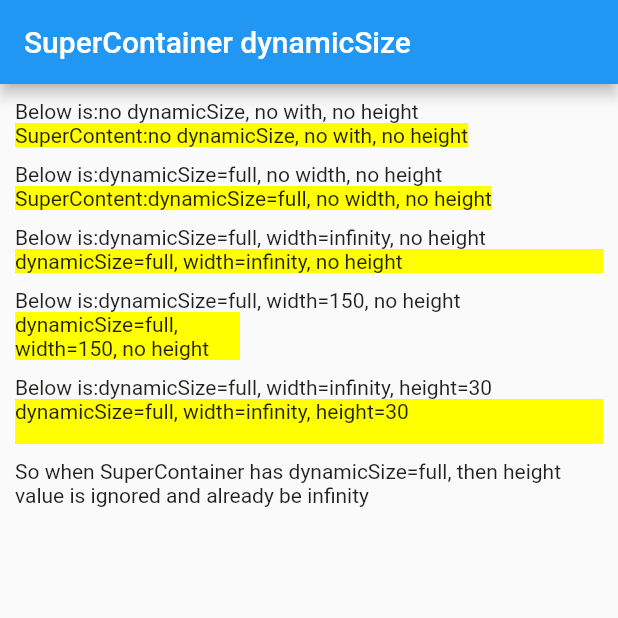
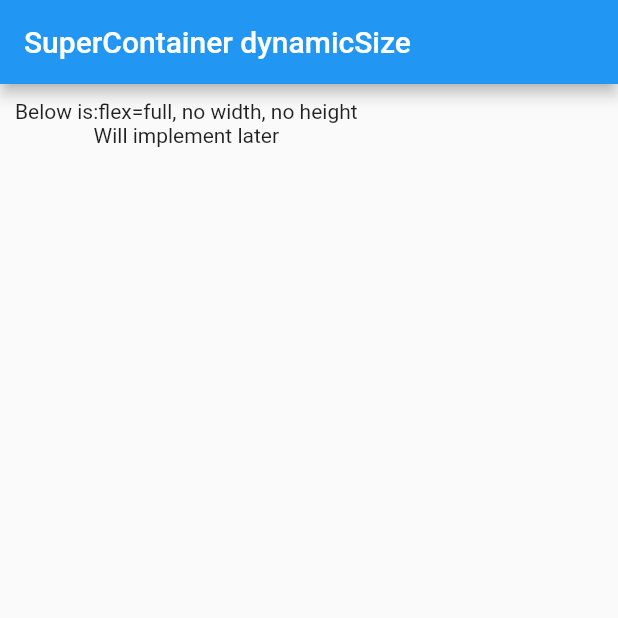
Before and after one commit to fluttervn/super_widgets, a Flutter app: the SuperContainerFlexPage screen opened directly, on a phone screen of 412 x 824 dp, the top half of it. Run offline on Flutter 3.47's test engine with Material 2 defaults, Android fonts, the phone set to English and light mode, and no system bars.

Commit message:
SuperContainer: flex: implement it later

```diff
--- a/example/lib/super_container_flex_page.dart
+++ b/example/lib/super_container_flex_page.dart
@@ -17,76 +17,32 @@ class SuperContainerFlexPage extends StatelessWidget {
   /// Content of this page
   Widget buildBody(BuildContext context) {
     final boxH = SizedBox(height: 10);
-    final Color bgColor = Colors.yellowAccent;
+    const Color bgColor = Colors.yellowAccent;
 
     return SuperScrollViewColumn(
-      crossAxisAlignment: CrossAxisAlignment.start,
       padding: EdgeInsets.all(10),
-      mainAxisSize: MainAxisSize.min,
-      mainAxisAlignment: MainAxisAlignment.start,
+      mainAxisSize: MainAxisSize.max,
       children: <Widget>[
-        Text('Below is:no dynamicSize, no with, no height'),
-        _wrapInContainer(
-          SuperContainer(
-            color: bgColor,
-            child: Text('SuperContent:no dynamicSize, no with, no height'),
-          ),
-        ),
-        boxH,
-        Text('Below is:dynamicSize=full, no width, no height'),
-        _wrapInContainer(
+        Text('Below is:flex=full, no width, no height'),
+        Text('Will implement later'),
+        /*_wrapInContainer(
           SuperContainer(
             color: bgColor,
             flex: 1,
             child: Text('SuperContent:dynamicSize=full, no width, no height'),
           ),
-        ),
-        boxH,
-        Text('Below is:dynamicSize=full, width=infinity, no height'),
-        _wrapInContainer(
-          SuperContainer(
-            color: bgColor,
-            flex: 1,
-            width: double.infinity,
-            child: Text('dynamicSize=full, width=infinity, no height'),
-          ),
-        ),
-        boxH,
-        Text('Below is:dynamicSize=full, width=150, no height'),
-        _wrapInContainer(
-          SuperContainer(
-            color: bgColor,
-            flex: 1,
-            width: 150,
-            child: Text('dynamicSize=full, width=150, no height'),
-          ),
-        ),
-        boxH,
-        Text('Below is:dynamicSize=full, width=infinity, height=30'),
-        _wrapInContainer(
-          SuperContainer(
-            color: bgColor,
-            flex: 1,
-            width: double.infinity,
-            height: 30,
-            child: Text('dynamicSize=full, width=infinity, height=30'),
-          ),
-        ),
-        boxH,
-        Text('So when SuperContainer has dynamicSize=full, then height '
-            'value is ignored and already be infinity'),
+        ),*/
         boxH,
       ],
     );
   }
 
   Widget _wrapInContainer(Widget child) {
-    return child;
-    /*return Container(
+    return Container(
       color: Colors.greenAccent,
       width: double.infinity,
       height: 70,
       child: child,
-    );*/
+    );
   }
 }
```
